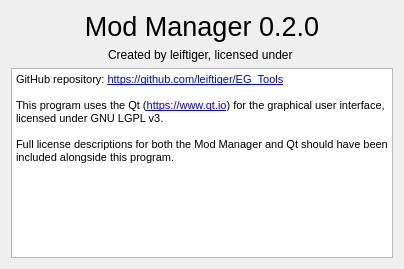
Qt form modmanager/UI_AboutWindow.ui (leiftiger/EG_Tools) before a commit.
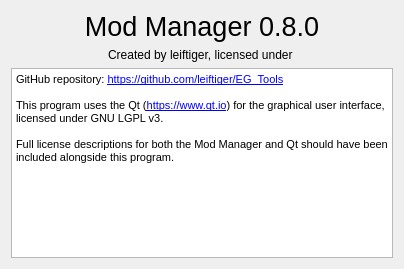
The same form after that commit.

Diff of the .ui file:
```diff
--- a/modmanager/UI_AboutWindow.ui
+++ b/modmanager/UI_AboutWindow.ui
@@ -29,7 +29,7 @@
        </font>
       </property>
       <property name="text">
-       <string>Mod Manager 0.2.0</string>
+       <string>Mod Manager 0.8.0</string>
       </property>
       <property name="alignment">
        <set>Qt::AlignHCenter|Qt::AlignTop</set>
```
